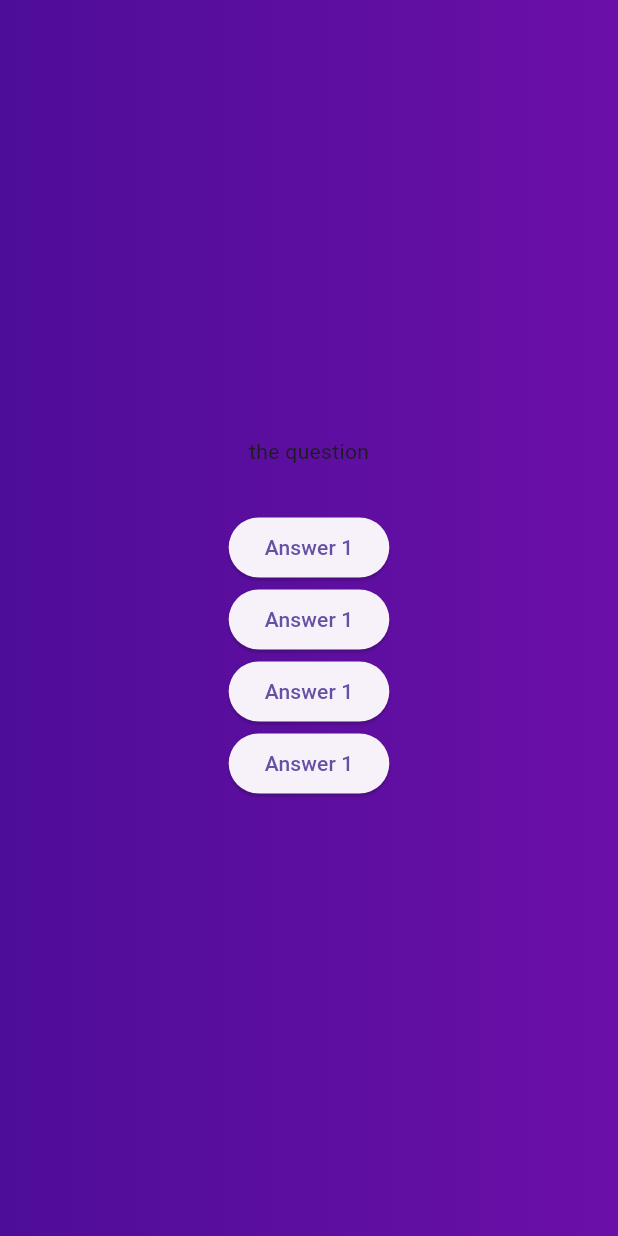
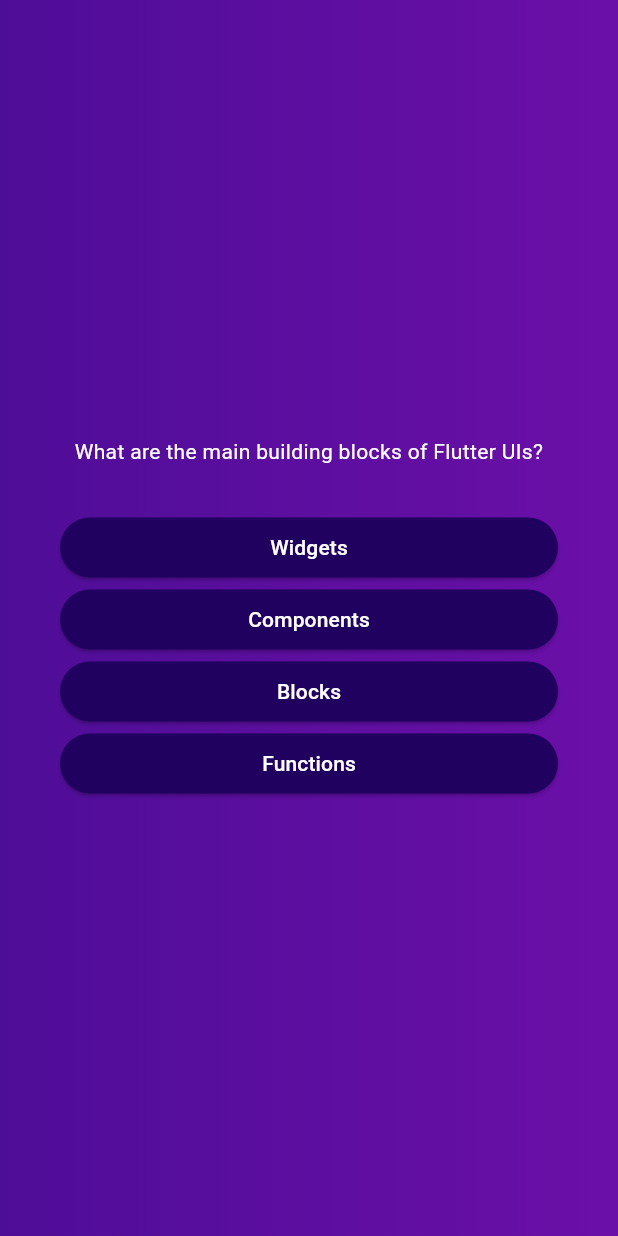
Before and after one commit to surazz999/flutter_application_2, a Flutter app: the screen it shows after launch, after a tap on "Start Quiz", on a phone screen of 412 x 824 dp. Run offline on Flutter 3.47's test engine with Material 3 defaults, Android fonts, the phone set to English and light mode, and no system bars; missing offline and left inert: dart:ffi.

Commit message:
question displayed

```diff
--- /dev/null
+++ b/lib/answer_button.dart
@@ -0,0 +1,22 @@
+import 'package:flutter/material.dart';
+
+class AnswerButton extends StatelessWidget {
+  const AnswerButton(
+      {super.key, required this.answerText, required this.onTap});
+  final String answerText;
+  final void Function() onTap;
+
+  @override
+  Widget build(BuildContext context) {
+    return ElevatedButton(
+      onPressed: onTap,
+      style: ElevatedButton.styleFrom(
+          padding: const EdgeInsets.symmetric(vertical: 10, horizontal: 40),
+          backgroundColor: Color.fromARGB(255, 33, 1, 95),
+          foregroundColor: Colors.white,
+          shape:
+              RoundedRectangleBorder(borderRadius: BorderRadius.circular(40))),
+      child: Text(answerText),
+    );
+  }
+}
--- a/lib/questions.dart
+++ b/lib/questions.dart
@@ -1,5 +1,55 @@
 import 'package:flutter_application_2/models/quiz_question.dart';
 
-const questions = [
-  QuizQuestion('What are the main bulding blocks of flutter?', ['widgets', 'Components', 'Blocks', 'Functions'])
+ const questions = [
+  QuizQuestion(
+    'What are the main building blocks of Flutter UIs?',
+    [
+      'Widgets',
+      'Components',
+      'Blocks',
+      'Functions',
+    ],
+  ),
+  QuizQuestion('How are Flutter UIs built?', [
+    'By combining widgets in code',
+    'By combining widgets in a visual editor',
+    'By defining widgets in config files',
+    'By using XCode for iOS and Android Studio for Android',
+  ]),
+  QuizQuestion(
+    'What\'s the purpose of a StatefulWidget?',
+    [
+      'Update UI as data changes',
+      'Update data as UI changes',
+      'Ignore data changes',
+      'Render UI that does not depend on data',
+    ],
+  ),
+  QuizQuestion(
+    'Which widget should you try to use more often: StatelessWidget or StatefulWidget?',
+    [
+      'StatelessWidget',
+      'StatefulWidget',
+      'Both are equally good',
+      'None of the above',
+    ],
+  ),
+  QuizQuestion(
+    'What happens if you change data in a StatelessWidget?',
+    [
+      'The UI is not updated',
+      'The UI is updated',
+      'The closest StatefulWidget is updated',
+      'Any nested StatefulWidgets are updated',
+    ],
+  ),
+  QuizQuestion(
+    'How should you update data inside of StatefulWidgets?',
+    [
+      'By calling setState()',
+      'By calling updateData()',
+      'By calling updateUI()',
+      'By calling updateState()',
+    ],
+  ),
 ];
--- a/lib/questions_screen.dart
+++ b/lib/questions_screen.dart
@@ -1,6 +1,8 @@
 import 'dart:ffi';
 
 import 'package:flutter/material.dart';
+import 'package:flutter_application_2/answer_button.dart';
+import 'package:flutter_application_2/questions.dart';
 
 class QuestionsScreen extends StatefulWidget {
   const QuestionsScreen({super.key});
@@ -12,32 +14,30 @@ class QuestionsScreen extends StatefulWidget {
 class _QuestionsScreenState extends State<QuestionsScreen> {
   @override
   Widget build(BuildContext context) {
+    final currentQuestion = questions[0];
     return SizedBox(
       width: double.infinity,
+      child: Container(
+        margin: EdgeInsets.all(40),
         child: Column(
           mainAxisAlignment: MainAxisAlignment.center,
+          crossAxisAlignment: CrossAxisAlignment.stretch,
           children: [
-          Text('the question'),
-          SizedBox(
+            Text(
+              currentQuestion.text,
+              style: const TextStyle(color: Colors.white),
+              textAlign: TextAlign.center,
+            ),
+            const SizedBox(
               height: 30,
             ),
-          ElevatedButton(
-            onPressed: () {},
-            child: Text('Answer 1'),
+            ...currentQuestion.answers.map(
+              (answer) {
+                return AnswerButton(answerText: answer, onTap: () {});
+              },
             ),
-          ElevatedButton(
-            onPressed: () {},
-            child: Text('Answer 1'),
+          ],
         ),
-          ElevatedButton(
-            onPressed: () {},
-            child: Text('Answer 1'),
-          ),
-          ElevatedButton(
-            onPressed: () {},
-            child: Text('Answer 1'),
-          )
-        ],
       ),
     );
   }
--- a/lib/start_screen.dart
+++ b/lib/start_screen.dart
@@ -9,6 +9,7 @@ class StartScreen extends StatelessWidget {
     return Center(
         child: Column(
       mainAxisSize: MainAxisSize.min,
+
       children: [
         Image.asset(
           'assets/images/quiz-logo.png',
```
Lines whose indentation alone changed are shown as unchanged.
